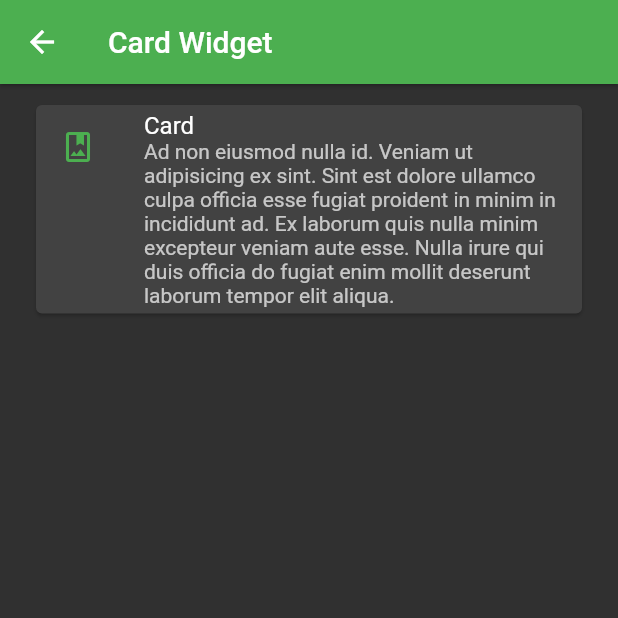
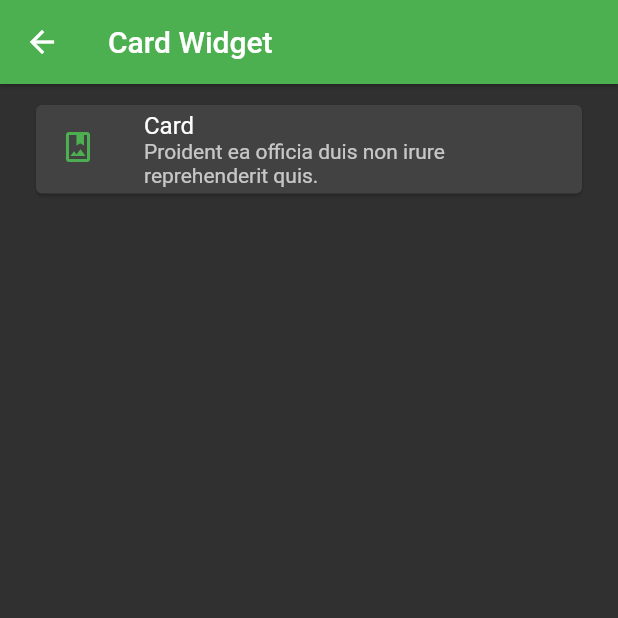
Before and after one commit to cabrerojas/fl_components, a Flutter app: the CardScreen screen opened by its route, on a phone screen of 412 x 824 dp, the top half of it. Run offline on Flutter 3.47's test engine with Material 2 defaults, Android fonts, the phone set to English and light mode, and no system bars.

Commit message:
Update card_screen.dart

```diff
--- a/lib/screens/card_screen.dart
+++ b/lib/screens/card_screen.dart
@@ -23,7 +23,7 @@ class CardScreen extends StatelessWidget {
                     ),
                     title: Text('Card'),
                     subtitle: Text(
-                        'Ad non eiusmod nulla id. Veniam ut adipisicing ex sint. Sint est dolore ullamco culpa officia esse fugiat proident in minim in incididunt ad. Ex laborum quis nulla minim excepteur veniam aute esse. Nulla irure qui duis officia do fugiat enim mollit deserunt laborum tempor elit aliqua.'),
+                        'Proident ea officia duis non irure reprehenderit quis.'),
                   )
                 ],
               ),
```
